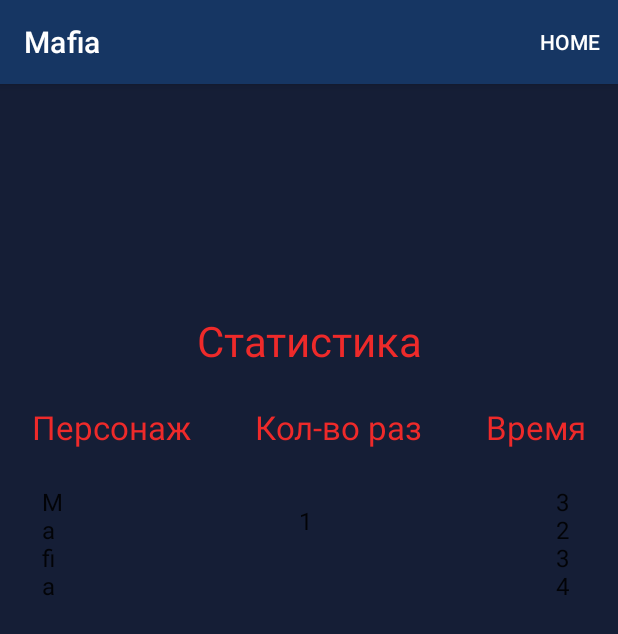
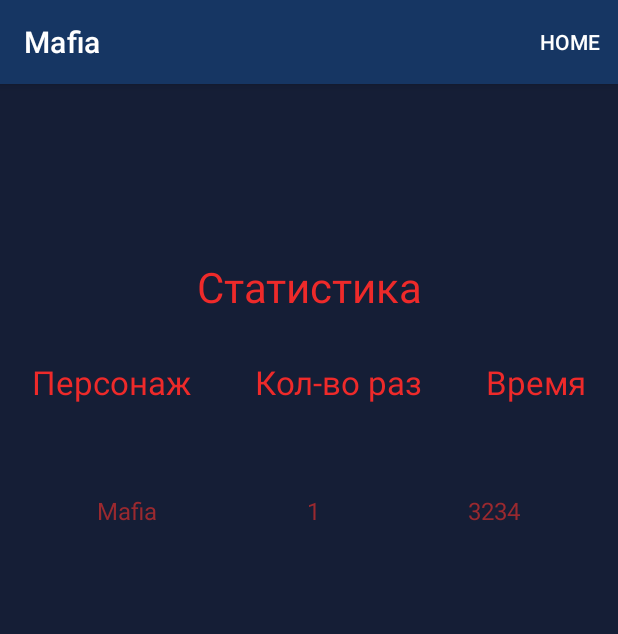
Before and after one commit to Funny888/mafia, an Android app: the ResultFragment screen opened through its navigation route, on a phone screen of 412 x 824 dp. Shown: the top 634 px of the screen. Run offline under Robolectric (Android 15) with nearby library versions, the phone set to English and light mode, and no system bars; our stand-ins replace Firebase (no records; nobody signed in at launch, a user with empty details on screens opened directly), Room's generated code, data binding; 1 statement that could not run was skipped.

Commit message:
added list statistic

```diff
--- a/app/src/main/java/com/example/mafia/databases/RepositoryDB.java
+++ b/app/src/main/java/com/example/mafia/databases/RepositoryDB.java
@@ -1,12 +1,10 @@
 package com.example.mafia.databases;
 
 import android.content.Context;
-import android.util.Log;
 
 import androidx.lifecycle.LiveData;
 import androidx.room.Room;
 
-import com.example.mafia.interfaces.StatisticDao;
 import com.example.mafia.models.StatisticModel;
 
 import java.util.List;
@@ -36,7 +34,7 @@ public class RepositoryDB {
         new Thread(()-> mDB.statisticModelDao().insertStatistic(data)).start();
     }
 
-    public void deleteStatistic(StatisticModel data){
-        new Thread(()-> mDB.statisticModelDao().deleteSttistic(data)).start();
+    public void deleteStatistic(){
+        new Thread(()-> mDB.statisticModelDao().deleteStatistic()).start();
     }
 }
--- a/app/src/main/java/com/example/mafia/interfaces/StatisticDao.java
+++ b/app/src/main/java/com/example/mafia/interfaces/StatisticDao.java
@@ -19,7 +19,7 @@ public interface StatisticDao {
     @Insert
     void insertStatistic(StatisticModel statistic);
 
-    @Delete
-    void deleteSttistic(StatisticModel statistic);
+    @Query("DELETE FROM Statistic")
+    void deleteStatistic();
 
 }
--- /dev/null
+++ b/app/src/main/java/com/example/mafia/models/ResultAdapter.java
@@ -0,0 +1,49 @@
+package com.example.mafia.models;
+
+import android.content.Context;
+import android.view.LayoutInflater;
+import android.view.View;
+import android.view.ViewGroup;
+import android.widget.BaseAdapter;
+import android.widget.TextView;
+
+import com.example.mafia.R;
+
+import java.util.List;
+
+public class ResultAdapter extends BaseAdapter {
+    private List<StatisticModel> mList;
+    private Context mContext;
+
+    public ResultAdapter(Context context, List<StatisticModel> list){
+        mList = list;
+        mContext = context;
+    }
+
+    @Override
+    public int getCount() {
+        return mList.size();
+    }
+
+    @Override
+    public Object getItem(int i) {
+        return i;
+    }
+
+    @Override
+    public long getItemId(int i) {
+        return i;
+    }
+
+    @Override
+    public View getView(int i, View view, ViewGroup viewGroup) {
+        if (view == null){
+            view = LayoutInflater.from(mContext).inflate(R.layout.rezult_item,viewGroup,false);
+        }
+
+        ((TextView)view.findViewById(R.id.item_actor)).setText(mList.get(i).getRole());
+        ((TextView)view.findViewById(R.id.item_count)).setText(String.valueOf(mList.get(i).getGames()));
+        ((TextView)view.findViewById(R.id.item_time)).setText(String.valueOf(mList.get(i).getTime()));
+        return view;
+    }
+}
--- /dev/null
+++ b/app/src/main/java/com/example/mafia/utils/ClickUtils.java
@@ -0,0 +1,72 @@
+package com.example.mafia.utils;
+
+import android.content.Context;
+import android.util.Log;
+
+import com.example.mafia.databases.RepositoryDB;
+
+import java.util.Timer;
+import java.util.TimerTask;
+
+public class ClickUtils {
+    private int mTab;
+    private Context mContext;
+    private Timer mTimer;
+    private TimerTask mTamerTask;
+    private Runnable myRunnable;
+    private Thread myThread;
+
+    public ClickUtils(Context context) {
+        mContext = context;
+        mTamerTask = new TimerTask() {
+            @Override
+            public void run() {
+                RepositoryDB.getInstanse(mContext).deleteStatistic();
+            }
+        };
+
+        myRunnable = new Runnable() {
+            @Override
+            public void run() {
+                int i = 1;
+                while (i < 6) {
+                    try {
+                        Thread.sleep(1000);
+                        if (mTab == 5) {
+                            Log.d("ClickUtils", "tabs: " + mTab);
+                            mTamerTask.run();
+                        } else {
+                            if (i == 5) {
+                                mTab = 0;
+                            }
+                            i++;
+                            Log.d("ClickUtils", "i: " + i);
+                        }
+                    } catch (InterruptedException e) {
+                        e.printStackTrace();
+                    }
+                }
+            }
+        };
+    }
+
+    public void incrementTab() {
+        mTab++;
+        fiveTab();
+    }
+
+    private boolean fiveTab() {
+        if (myThread == null){myThread = new Thread(myRunnable);}
+        Log.d("fiveTab", "isAlive: " + myThread.isAlive());
+        if (myThread.isAlive()) {
+            Log.d("isAlive", "fiveTab: " + true);
+            return true;
+        } else {
+            Log.d("isAlive", "fiveTab: " + false);
+            myThread.start();
+            return false;
+        }
+    }
+
+
+}
--- a/app/src/main/java/com/example/mafia/view/ResultFragment.java
+++ b/app/src/main/java/com/example/mafia/view/ResultFragment.java
@@ -7,6 +7,7 @@ import android.view.MenuItem;
 import android.view.View;
 import android.view.ViewGroup;
 import android.widget.ArrayAdapter;
+import android.widget.TextView;
 
 import androidx.annotation.NonNull;
 import androidx.annotation.Nullable;
@@ -19,6 +20,7 @@ import com.example.mafia.R;
 import com.example.mafia.databases.RepositoryDB;
 import com.example.mafia.databinding.FragmentResultBinding;
 import com.example.mafia.interfaces.StatisticDao;
+import com.example.mafia.models.ResultAdapter;
 import com.example.mafia.models.StatisticModel;
 import com.example.mafia.viewmodels.ResultViewModel;
 
@@ -37,17 +39,11 @@ public class ResultFragment extends Fragment {
         FragmentResultBinding binding = DataBindingUtil.inflate(inflater, R.layout.fragment_result, container, false);
 
         RepositoryDB.getInstanse(this.getContext()).getList().observe(this,statisticModels -> {
-          //  String [] result = new String[statisticModels.size() * 3];
-
-
-
-        String[] result = {statisticModels.get(0).getRole(),String.valueOf(statisticModels.get(0).getGames()),String.valueOf(statisticModels.get(0).getTime())};
-        ArrayAdapter<String> arrayAdapter = new ArrayAdapter<>(inflater.getContext(), android.R.layout.simple_list_item_1, result);
-
-
-        binding.gridResult.setAdapter(arrayAdapter);
+        ResultAdapter adapter = new ResultAdapter(this.getContext(),statisticModels);
+        binding.listViewResult.setAdapter(adapter);
         });
 
+        binding.statisticTitle.setOnClickListener((c)-> resultViewModel.resetData());
         return binding.getRoot();
     }
 
--- a/app/src/main/java/com/example/mafia/viewmodels/ResultViewModel.java
+++ b/app/src/main/java/com/example/mafia/viewmodels/ResultViewModel.java
@@ -4,8 +4,17 @@ import android.app.Application;
 
 import androidx.annotation.NonNull;
 
+import com.example.mafia.utils.ClickUtils;
+
 public class ResultViewModel extends CommonViewModel {
+    ClickUtils mClick;
+
     public ResultViewModel(@NonNull Application application) {
         super(application);
+        mClick = new ClickUtils(application);
+    }
+
+    public void resetData(){
+        mClick.incrementTab();
     }
 }
--- a/app/src/main/res/layout/fragment_result.xml
+++ b/app/src/main/res/layout/fragment_result.xml
@@ -10,12 +10,13 @@
         <include layout="@layout/toolbar" />
 
         <TextView
+            android:id="@+id/statistic_title"
             style="@style/Title"
             android:layout_width="wrap_content"
             android:layout_height="wrap_content"
             android:layout_gravity="center_horizontal"
             android:layout_marginTop="@dimen/result_title_margin_top"
-            android:text="Статистика" />
+            android:text="@string/statistic" />
 
         <LinearLayout
             android:layout_width="match_parent"
@@ -29,7 +30,7 @@
                 android:layout_height="wrap_content"
                 android:layout_marginTop="@dimen/margin_standart_top"
                 android:layout_weight="1"
-                android:text="Персонаж" />
+                android:text="@string/actor" />
 
             <TextView
                 android:id="@+id/couts"
@@ -38,7 +39,7 @@
                 android:layout_height="wrap_content"
                 android:layout_marginTop="@dimen/margin_standart_top"
                 android:layout_weight="1"
-                android:text="Кол-во раз" />
+                android:text="@string/games_count" />
 
             <TextView
                 android:id="@+id/count_time"
@@ -47,11 +48,11 @@
                 android:layout_height="wrap_content"
                 android:layout_marginTop="@dimen/margin_standart_top"
                 android:layout_weight="1"
-                android:text="Время" />
+                android:text="@string/time" />
         </LinearLayout>
 
-        <GridView
-            android:id="@+id/grid_result"
+        <ListView
+            android:id="@+id/list_view_result"
             android:layout_width="match_parent"
             android:layout_height="wrap_content"
             android:layout_marginHorizontal="@dimen/gridview_margin_horizontal"
@@ -62,7 +63,7 @@
             android:stretchMode="spacingWidth"
             android:verticalSpacing="5dp">
 
-        </GridView>
+        </ListView>
 
     </LinearLayout>
 
--- /dev/null
+++ b/app/src/main/res/layout/rezult_item.xml
@@ -0,0 +1,38 @@
+<?xml version="1.0" encoding="utf-8"?>
+<LinearLayout xmlns:android="http://schemas.android.com/apk/res/android"
+    android:orientation="horizontal" android:layout_width="match_parent"
+    android:layout_height="wrap_content">
+    <TextView
+        android:id="@+id/item_actor"
+        android:layout_width="wrap_content"
+        android:layout_height="wrap_content"
+        android:layout_marginTop="@dimen/margin_standart_top"
+        android:layout_weight="1"
+        android:gravity="center_horizontal"
+        android:text="@string/actor"
+        android:textSize="16sp"
+        android:textColor="@color/colorSubText"/>
+
+    <TextView
+        android:id="@+id/item_count"
+        android:layout_width="wrap_content"
+        android:layout_height="wrap_content"
+        android:layout_marginTop="@dimen/margin_standart_top"
+        android:layout_weight="1"
+        android:gravity="center_horizontal"
+        android:text="@string/games_count"
+        android:textSize="16sp"
+        android:textColor="@color/colorSubText"/>
+
+    <TextView
+        android:id="@+id/item_time"
+        android:layout_width="wrap_content"
+        android:layout_height="wrap_content"
+        android:layout_marginTop="@dimen/margin_standart_top"
+        android:layout_weight="1"
+        android:gravity="center_horizontal"
+        android:text="@string/time"
+        android:textSize="16sp"
+        android:textColor="@color/colorSubText"/>
+
+</LinearLayout>
--- a/app/src/main/res/values-hdpi/dimens.xml
+++ b/app/src/main/res/values-hdpi/dimens.xml
@@ -1,17 +1,17 @@
 <resources>
-	<dimen name="border">2.4dp</dimen>
-	<dimen name="splash_progress_margin_horizontal">76.8dp</dimen>
-	<dimen name="splash_progress_margin_top">72dp</dimen>
-	<dimen name="learn_motivate_height">216dp</dimen>
-	<dimen name="margin_standart_top">24dp</dimen>
-	<dimen name="result_title_margin_top">96dp</dimen>
-	<dimen name="role_width">72dp</dimen>
-	<dimen name="splash_image_margin_top">48dp</dimen>
-	<dimen name="gridview_margin_horizontal">12dp</dimen>
-	<dimen name="learn_motivate_width">144dp</dimen>
-	<dimen name="gridview_column_width">45.6dp</dimen>
-	<dimen name="learn_btn_ok_padding">19.2dp</dimen>
-	<dimen name="splash_image_size">168dp</dimen>
-	<dimen name="learn_motivate_margin_horizontal">48dp</dimen>
-	<dimen name="role_height">120dp</dimen>
+	<dimen name="border">3dp</dimen>
+	<dimen name="splash_progress_margin_horizontal">96dp</dimen>
+	<dimen name="splash_progress_margin_top">90dp</dimen>
+	<dimen name="learn_motivate_height">270dp</dimen>
+	<dimen name="margin_standart_top">30dp</dimen>
+	<dimen name="result_title_margin_top">60dp</dimen>
+	<dimen name="role_width">90dp</dimen>
+	<dimen name="splash_image_margin_top">60dp</dimen>
+	<dimen name="gridview_margin_horizontal">15dp</dimen>
+	<dimen name="learn_motivate_width">180dp</dimen>
+	<dimen name="gridview_column_width">57dp</dimen>
+	<dimen name="learn_btn_ok_padding">24dp</dimen>
+	<dimen name="splash_image_size">210dp</dimen>
+	<dimen name="learn_motivate_margin_horizontal">60dp</dimen>
+	<dimen name="role_height">150dp</dimen>
 </resources>
--- a/app/src/main/res/values-sw600dp-land/dimens.xml
+++ b/app/src/main/res/values-sw600dp-land/dimens.xml
@@ -4,7 +4,7 @@
 	<dimen name="splash_progress_margin_top">180dp</dimen>
 	<dimen name="learn_motivate_height">540dp</dimen>
 	<dimen name="margin_standart_top">60dp</dimen>
-	<dimen name="result_title_margin_top">240dp</dimen>
+	<dimen name="result_title_margin_top">120dp</dimen>
 	<dimen name="role_width">180dp</dimen>
 	<dimen name="splash_image_margin_top">120dp</dimen>
 	<dimen name="gridview_margin_horizontal">30dp</dimen>
--- a/app/src/main/res/values-xxhdpi/dimens.xml
+++ b/app/src/main/res/values-xxhdpi/dimens.xml
@@ -1,17 +1,17 @@
 <resources>
-	<dimen name="border">3.8dp</dimen>
-	<dimen name="splash_progress_margin_horizontal">121.6dp</dimen>
-	<dimen name="splash_progress_margin_top">114dp</dimen>
-	<dimen name="learn_motivate_height">342dp</dimen>
-	<dimen name="margin_standart_top">38dp</dimen>
-	<dimen name="result_title_margin_top">152dp</dimen>
-	<dimen name="role_width">114dp</dimen>
-	<dimen name="splash_image_margin_top">76dp</dimen>
-	<dimen name="gridview_margin_horizontal">19dp</dimen>
-	<dimen name="learn_motivate_width">228dp</dimen>
-	<dimen name="gridview_column_width">72.2dp</dimen>
-	<dimen name="learn_btn_ok_padding">30.4dp</dimen>
-	<dimen name="splash_image_size">266dp</dimen>
-	<dimen name="learn_motivate_margin_horizontal">76dp</dimen>
-	<dimen name="role_height">190dp</dimen>
+	<dimen name="border">4.4dp</dimen>
+	<dimen name="splash_progress_margin_horizontal">140.8dp</dimen>
+	<dimen name="splash_progress_margin_top">132dp</dimen>
+	<dimen name="learn_motivate_height">396dp</dimen>
+	<dimen name="margin_standart_top">44dp</dimen>
+	<dimen name="result_title_margin_top">88dp</dimen>
+	<dimen name="role_width">132dp</dimen>
+	<dimen name="splash_image_margin_top">88dp</dimen>
+	<dimen name="gridview_margin_horizontal">22dp</dimen>
+	<dimen name="learn_motivate_width">264dp</dimen>
+	<dimen name="gridview_column_width">83.6dp</dimen>
+	<dimen name="learn_btn_ok_padding">35.2dp</dimen>
+	<dimen name="splash_image_size">308dp</dimen>
+	<dimen name="learn_motivate_margin_horizontal">88dp</dimen>
+	<dimen name="role_height">220dp</dimen>
 </resources>
--- a/app/src/main/res/values-xxxhdpi/dimens.xml
+++ b/app/src/main/res/values-xxxhdpi/dimens.xml
@@ -1,17 +1,17 @@
 <resources>
-	<dimen name="border">4.6dp</dimen>
-	<dimen name="splash_progress_margin_horizontal">147.2dp</dimen>
-	<dimen name="splash_progress_margin_top">138dp</dimen>
-	<dimen name="learn_motivate_height">414dp</dimen>
-	<dimen name="margin_standart_top">46dp</dimen>
-	<dimen name="result_title_margin_top">184dp</dimen>
-	<dimen name="role_width">138dp</dimen>
-	<dimen name="splash_image_margin_top">92dp</dimen>
-	<dimen name="gridview_margin_horizontal">23dp</dimen>
-	<dimen name="learn_motivate_width">276dp</dimen>
-	<dimen name="gridview_column_width">87.4dp</dimen>
-	<dimen name="learn_btn_ok_padding">36.8dp</dimen>
-	<dimen name="splash_image_size">322dp</dimen>
-	<dimen name="learn_motivate_margin_horizontal">92dp</dimen>
-	<dimen name="role_height">230dp</dimen>
+	<dimen name="border">6dp</dimen>
+	<dimen name="splash_progress_margin_horizontal">192dp</dimen>
+	<dimen name="splash_progress_margin_top">180dp</dimen>
+	<dimen name="learn_motivate_height">540dp</dimen>
+	<dimen name="margin_standart_top">60dp</dimen>
+	<dimen name="result_title_margin_top">120dp</dimen>
+	<dimen name="role_width">180dp</dimen>
+	<dimen name="splash_image_margin_top">120dp</dimen>
+	<dimen name="gridview_margin_horizontal">30dp</dimen>
+	<dimen name="learn_motivate_width">360dp</dimen>
+	<dimen name="gridview_column_width">114dp</dimen>
+	<dimen name="learn_btn_ok_padding">48dp</dimen>
+	<dimen name="splash_image_size">420dp</dimen>
+	<dimen name="learn_motivate_margin_horizontal">120dp</dimen>
+	<dimen name="role_height">300dp</dimen>
 </resources>
--- a/app/src/main/res/values/colors.xml
+++ b/app/src/main/res/values/colors.xml
@@ -7,4 +7,5 @@
     <color name="colorAccent">#ee2a2a</color>
     <color name="colorEditText">#d9dfd9</color>
     <color name="colorTextView">#ffffff</color>
+    <color name="colorSubText">#BFC72E2E</color>
 </resources>
--- a/app/src/main/res/values/dimens.xml
+++ b/app/src/main/res/values/dimens.xml
@@ -9,8 +9,9 @@
     <dimen name="learn_motivate_margin_horizontal">40dp</dimen>
     <dimen name="learn_btn_ok_padding">16dp</dimen>
     <dimen name="border">2dp</dimen>
-    <dimen name="result_title_margin_top">80dp</dimen>
+    <dimen name="result_title_margin_top">40dp</dimen>
     <dimen name="margin_standart_top">20dp</dimen>
+    <dimen name="margin_standart_left">20dp</dimen>
     <dimen name="gridview_column_width">38dp</dimen>
     <dimen name="gridview_margin_horizontal">10dp</dimen>
     <dimen name="role_width">60dp</dimen>
--- a/app/src/main/res/values/strings.xml
+++ b/app/src/main/res/values/strings.xml
@@ -35,4 +35,12 @@
         <item>Ну что, ты готов  совершить правосудие? \n</item>
         <item>Тогда выживи, если сможешь! \n</item>
     </string-array>
+
+
+    <!--> Result values<-->
+    <string name="statistic">Статистика</string>
+    <string name="actor">Персонаж</string>
+    <string name="games_count">Кол-во раз</string>
+    <string name="time">Время</string>
+
 </resources>
```
Also changed, not shown: app/src/main/res/values-xhdpi/dimens.xml (+15 -15 lines).
